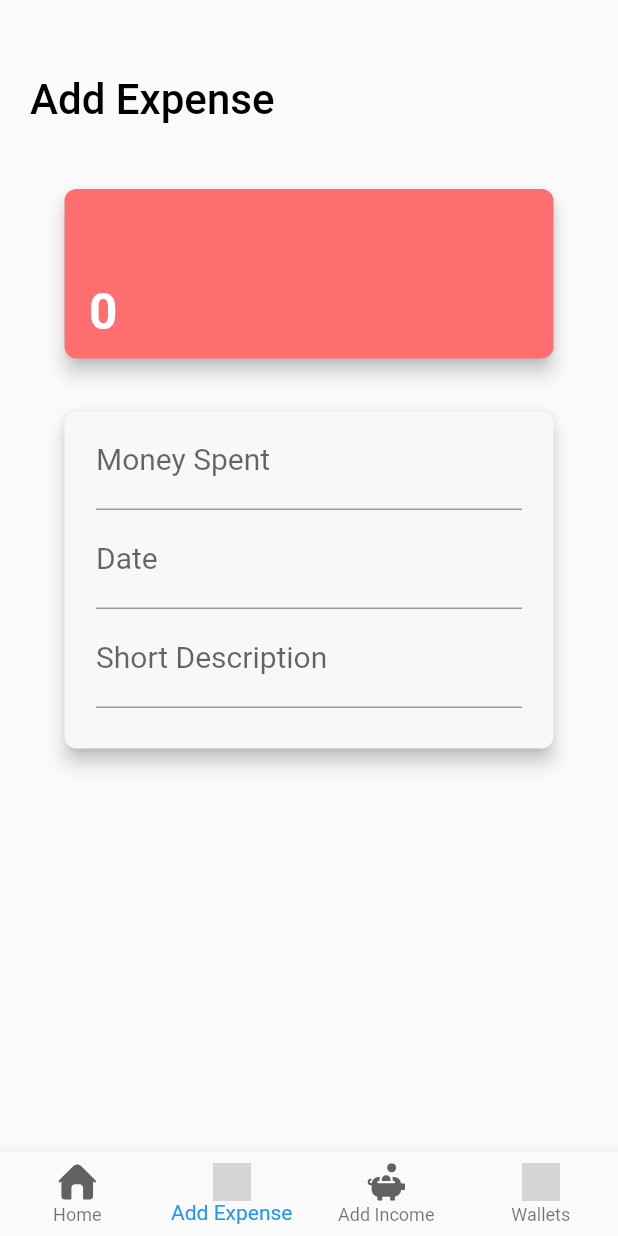
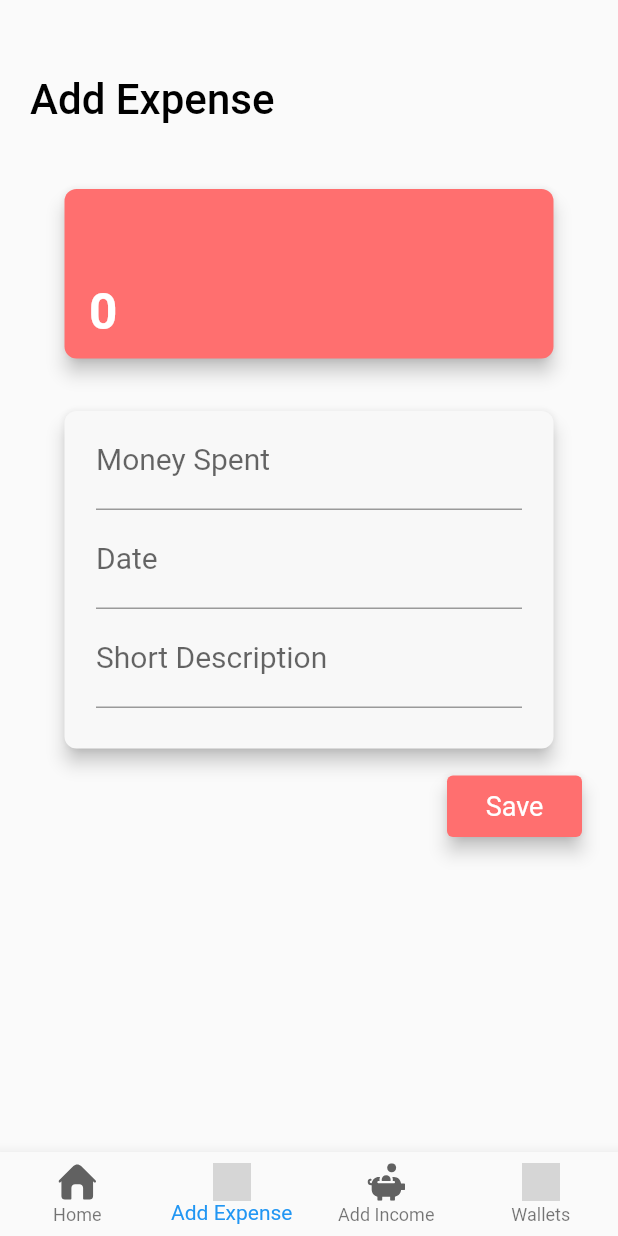
Before and after one commit to ridhoperdana/edompet, a Flutter app: the screen it shows after launch, item 2 of the bottom bar chosen, on a phone screen of 412 x 824 dp. Run offline on Flutter 3.47's test engine with Material 2 defaults, Android fonts, the phone set to English and light mode, and no system bars; our stand-ins replace flutter_colorpicker, flutter_datetime_picker, flutter_svg; grey boxes are pictures that could not be loaded.

Commit message:
feat: add save button on expenses and incomes

```diff
--- a/lib/add_expense/add_expense.dart
+++ b/lib/add_expense/add_expense.dart
@@ -195,7 +195,33 @@ class AddExpenseState extends State<AddExpense>
                         ),
                       ),
                     ),
-                  )
+                  ),
+                  Padding(
+                    padding: EdgeInsets.fromLTRB(0, 10, 20, 0),
+                    child: Row(
+                      mainAxisAlignment: MainAxisAlignment.end,
+                      children: <Widget>[
+                        InkWell(
+                          child: Container(
+                            child: Card(
+                              color: Color.fromRGBO(255, 111, 111, 1),
+                              child: Container(
+                                alignment: Alignment.center,
+                                padding: EdgeInsets.all(10),
+                                width: 90,
+                                child: Text(
+                                  'Save',
+                                  style: TextStyle(
+                                      color: Colors.white, fontSize: 18),
+                                ),
+                              ),
+                              elevation: 5,
+                            ),
+                          ),
+                        ),
+                      ],
+                    ),
+                  ),
                 ],
               )),
             )),
```
Also changed, not shown: lib/add_income/add_income.dart (+26 -1 lines).
